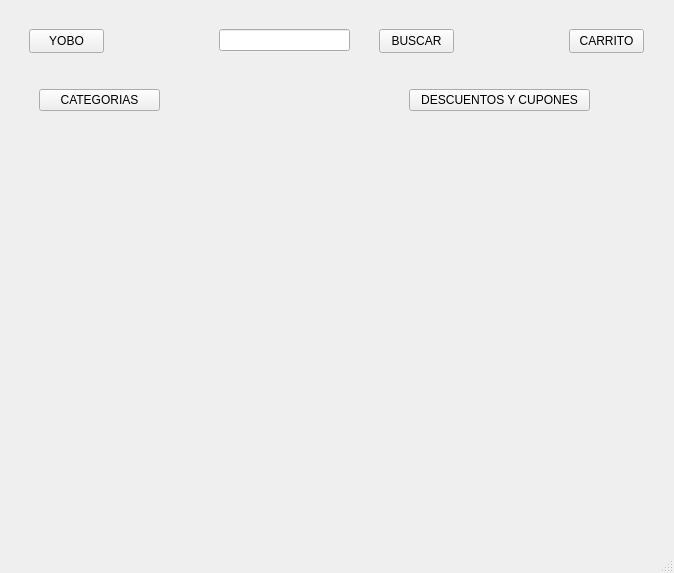
Before: the Qt Designer form mainwindow.ui in Edgar-Leyva05/IG, drawn with Qt 5.
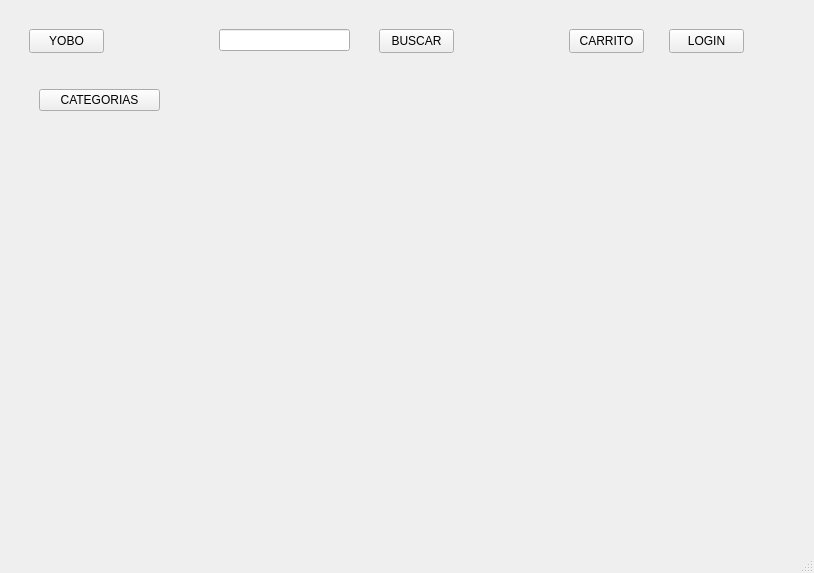
After: the same form once the commit is applied.

Commit message: agregacion de menu desplegable para la opccion categorias

```diff
--- a/mainwindow.ui
+++ b/mainwindow.ui
@@ -6,7 +6,7 @@
    <rect>
     <x>0</x>
     <y>0</y>
-    <width>674</width>
+    <width>814</width>
     <height>573</height>
    </rect>
   </property>
@@ -96,19 +96,6 @@
          <string>CATEGORIAS</string>
         </property>
        </widget>
-       <widget class="QToolButton" name="toolButtonDESC_CUPON">
-        <property name="geometry">
-         <rect>
-          <x>400</x>
-          <y>80</y>
-          <width>181</width>
-          <height>22</height>
-         </rect>
-        </property>
-        <property name="text">
-         <string>DESCUENTOS Y CUPONES</string>
-        </property>
-       </widget>
       </widget>
       <widget class="QWidget" name="pageCARRITO">
        <widget class="QPushButton" name="pushButtonYOBO_2">
```
Left out of the diff: 2 changed lines with no effect on the pictures. The commit also changes 2 other files.
